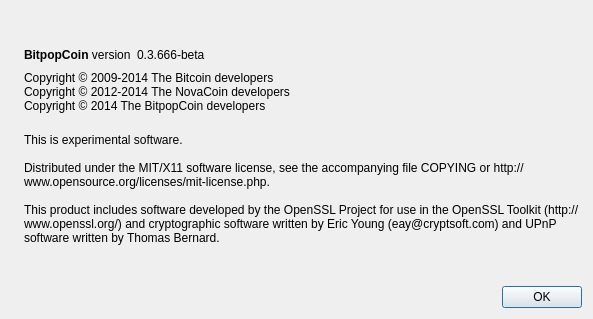
This is src/qt/forms/aboutdialog.ui in RNGcoin/BitpopCoin as Qt 5 draws it before an edit. The edited form follows.
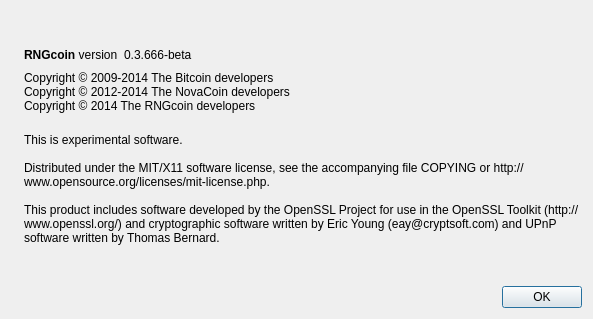
This is the edited form. Icons and pictures are not drawn.

Diff of the .ui file:
```diff
--- a/src/qt/forms/aboutdialog.ui
+++ b/src/qt/forms/aboutdialog.ui
@@ -50,7 +50,7 @@
           <cursorShape>IBeamCursor</cursorShape>
          </property>
          <property name="text">
-          <string>&lt;b&gt;BitpopCoin&lt;/b&gt; version</string>
+          <string>&lt;b&gt;RNGcoin&lt;/b&gt; version</string>
          </property>
          <property name="textInteractionFlags">
           <set>Qt::LinksAccessibleByMouse|Qt::TextSelectableByKeyboard|Qt::TextSelectableByMouse</set>
@@ -93,7 +93,7 @@
        <property name="text">
         <string>Copyright © 2009-2014 The Bitcoin developers
 Copyright © 2012-2014 The NovaCoin developers
-Copyright © 2014 The BitpopCoin developers</string>
+Copyright © 2014 The RNGcoin developers</string>
        </property>
        <property name="textInteractionFlags">
         <set>Qt::LinksAccessibleByMouse|Qt::TextSelectableByKeyboard|Qt::TextSelectableByMouse</set>
```
Left out of the diff: 2 changed lines with no effect on the pictures.
